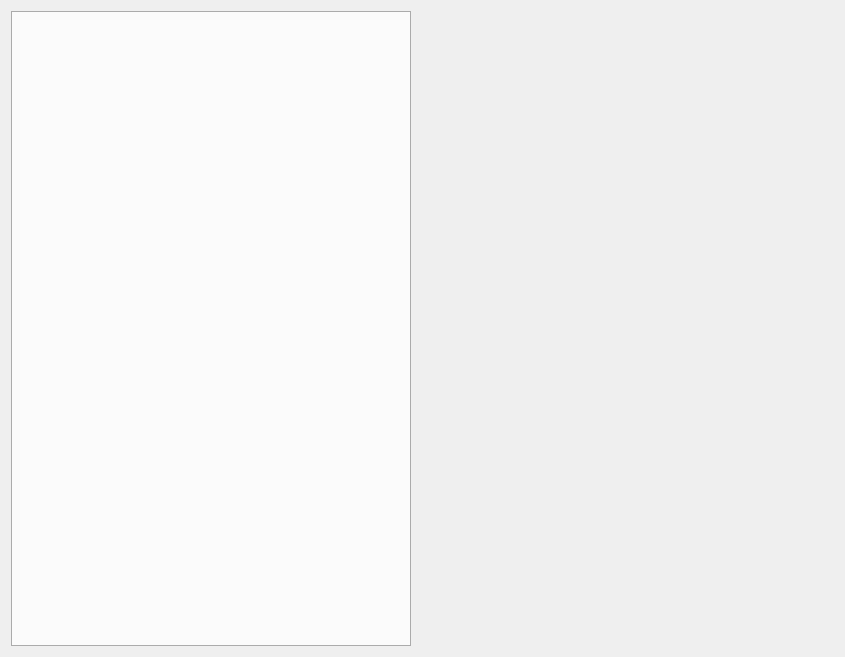
First picture: the form in Visualizer/ui/visualizer.ui, repository nwrush/Visualization, before the edit.
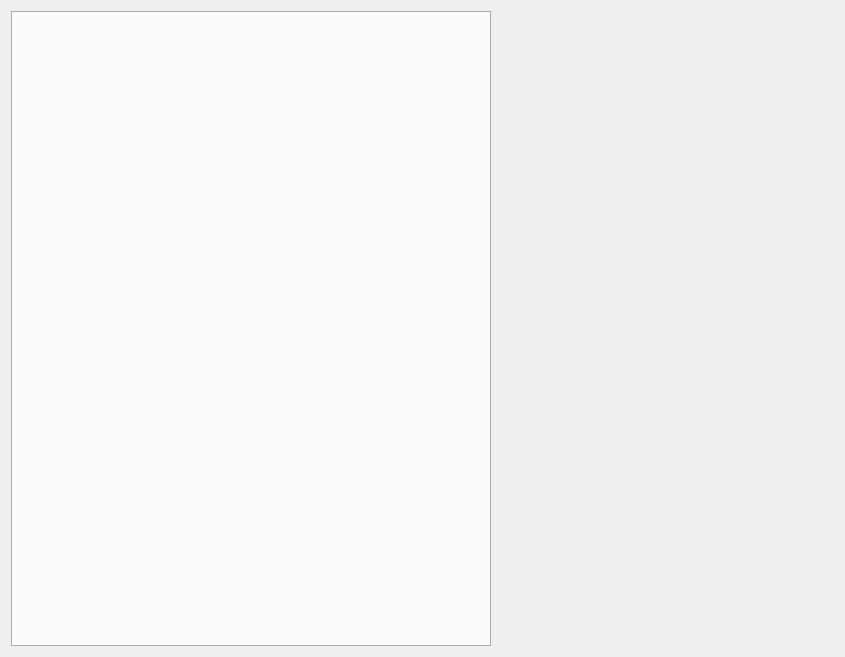
Second picture: the form after the edit.

Commit message: Changed relation type window to use tabs instead of buttons

```diff
--- a/Visualizer/ui/visualizer.ui
+++ b/Visualizer/ui/visualizer.ui
@@ -16,9 +16,15 @@
   <layout class="QHBoxLayout" name="horizontalLayout">
    <item>
     <widget class="QTabWidget" name="tabWidget">
+     <property name="minimumSize">
+      <size>
+       <width>480</width>
+       <height>0</height>
+      </size>
+     </property>
      <property name="maximumSize">
       <size>
-       <width>400</width>
+       <width>480</width>
        <height>16777215</height>
       </size>
      </property>
```
The commit also changes 6 other files.
